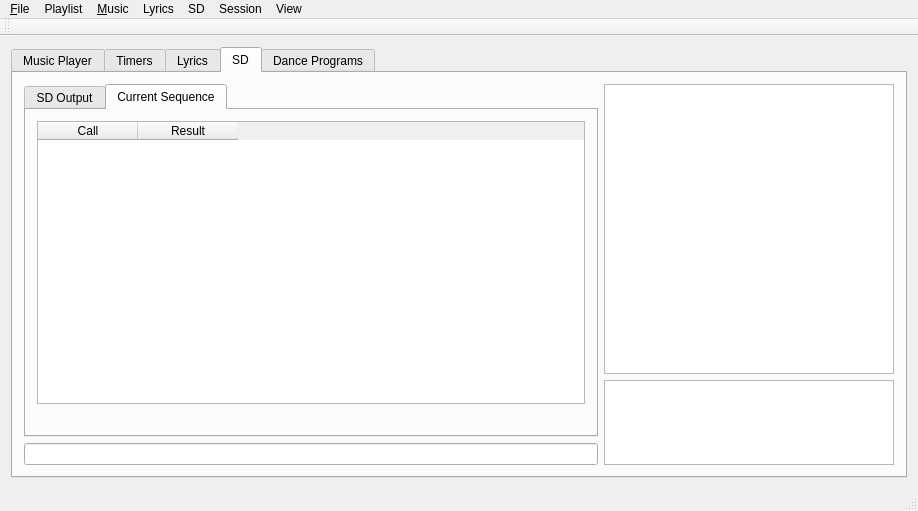
mpogue2/SquareDesk, file SquareDesk-DEV/test123/mainwindow.ui: the form before one commit.
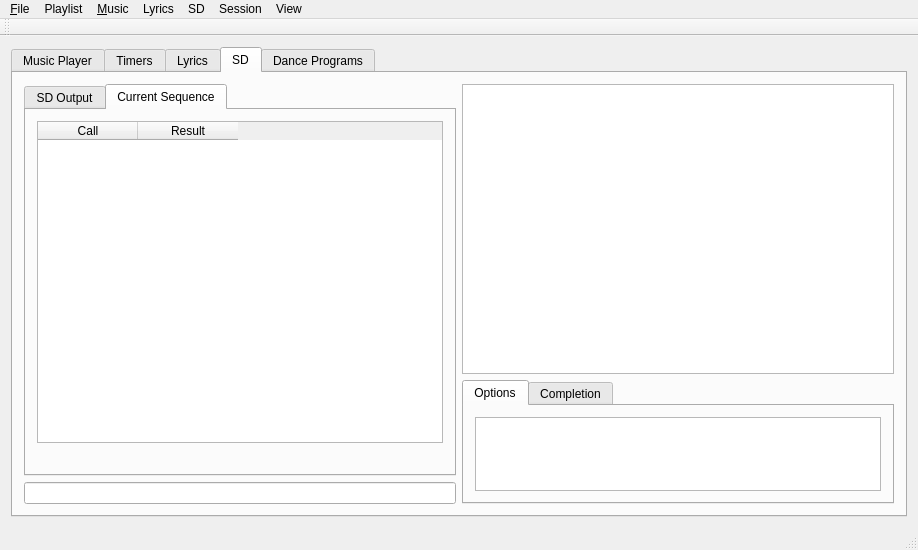
The form after the commit. Icons and pictures are not drawn. Custom widgets are drawn as their Qt base class.

Commit message: First pass at two tabs for completion

```diff
--- a/SquareDesk-DEV/test123/mainwindow.ui
+++ b/SquareDesk-DEV/test123/mainwindow.ui
@@ -1571,6 +1571,16 @@
            </widget>
           </item>
           <item>
+           <widget class="QTabWidget" name="tabWidgetSDMenuOptions">
+            <property name="currentIndex">
+             <number>0</number>
+            </property>
+            <widget class="QWidget" name="tab">
+             <attribute name="title">
+              <string>Options</string>
+             </attribute>
+             <layout class="QVBoxLayout" name="verticalLayout_8">
+              <item>
            <widget class="QListWidget" name="listWidgetSDOptions">
             <property name="sizePolicy">
              <sizepolicy hsizetype="Minimum" vsizetype="Expanding">
@@ -1581,6 +1591,20 @@
             <property name="horizontalScrollBarPolicy">
              <enum>Qt::ScrollBarAlwaysOff</enum>
             </property>
+               </widget>
+              </item>
+             </layout>
+            </widget>
+            <widget class="QWidget" name="tab_2">
+             <attribute name="title">
+              <string>Completion</string>
+             </attribute>
+             <layout class="QVBoxLayout" name="verticalLayout_9">
+              <item>
+               <widget class="QListWidget" name="listWidgetSDQuestionMarkComplete"/>
+              </item>
+             </layout>
+            </widget>
            </widget>
           </item>
          </layout>
```
Lines whose indentation alone changed are shown as unchanged. The commit also changes 2 other files.
